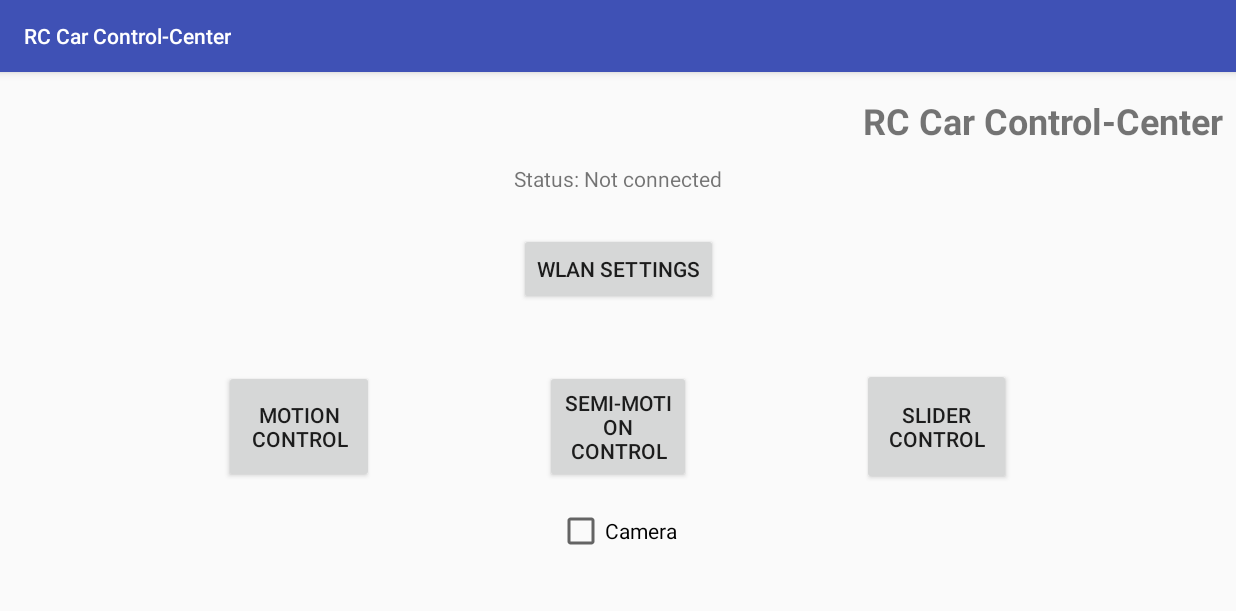
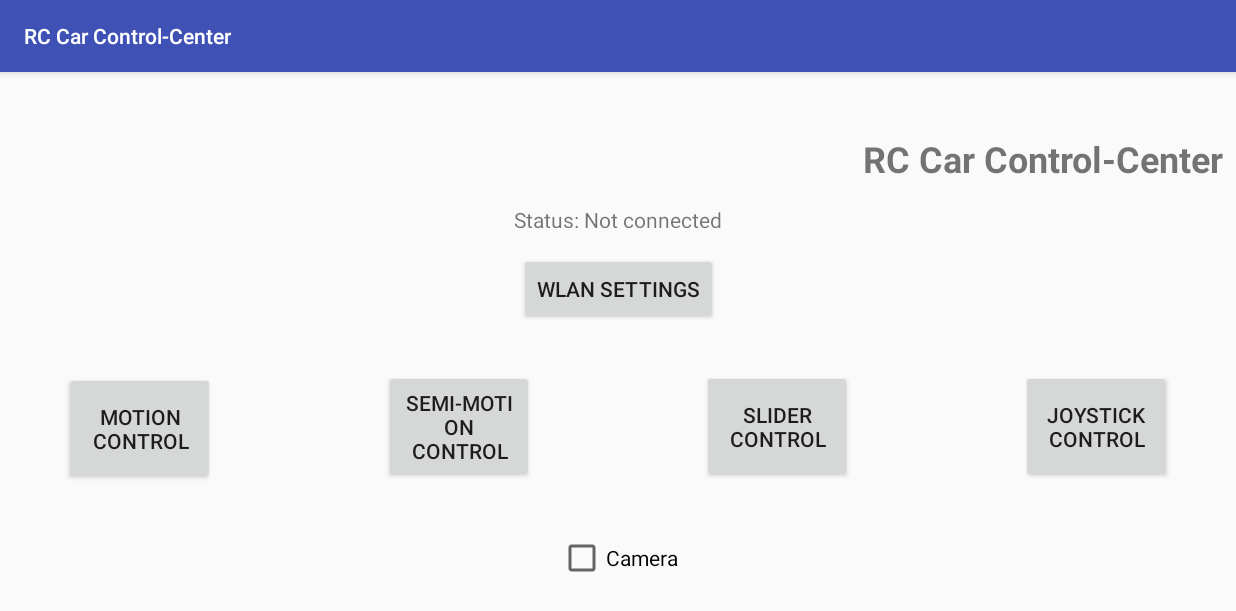
Before and after one commit to rene-langer/rccar_android, an Android app: the screen it shows after launch (MainActivity), on a phone screen of 824 x 412 dp (held sideways). Shown: the top 611 px of the screen. Run offline under Robolectric (Android 15) with nearby library versions, the phone set to English and light mode, and no system bars.

Commit message:
Button for Joystick added.

```diff
--- a/app/src/main/java/de/haw_hamburg/bachelorprojekt_rc/rccar/MainActivity.java
+++ b/app/src/main/java/de/haw_hamburg/bachelorprojekt_rc/rccar/MainActivity.java
@@ -18,7 +18,7 @@ import android.widget.TextView;
 
 
 public class MainActivity extends AppCompatActivity implements View.OnClickListener {
-    Button buttonConnect, buttonMotion, buttonSemiMotion, buttonSlider;
+    Button buttonConnect, buttonMotion, buttonSemiMotion, buttonSlider, buttonJoystick;
     TextView textViewConnected;
     CheckBox checkBoxCamera;
 
@@ -36,6 +36,8 @@ public class MainActivity extends AppCompatActivity implements View.OnClickListe
         buttonSemiMotion.setOnClickListener(this);
         buttonSlider = (Button)findViewById(R.id.buttonControlSlider);
         buttonSlider.setOnClickListener(this);
+        buttonJoystick = (Button)findViewById(R.id.buttonControlJoystick);
+        buttonJoystick.setOnClickListener(this);
 
         // Camera information
         checkBoxCamera = (CheckBox) findViewById(R.id.checkBoxCamera);
@@ -96,6 +98,12 @@ public class MainActivity extends AppCompatActivity implements View.OnClickListe
                 intentControlSemiMotion.putExtra("cameraIsChecked", checkBoxCamera.isChecked());
                 startActivity(intentControlSemiMotion);
                 break;
+            case R.id.buttonControlJoystick:
+                // go to ControlJoystickActivity
+                Intent intentControlJoystick = new Intent(this, ControlJoystickActivity.class);
+                intentControlJoystick.putExtra("cameraIsChecked", checkBoxCamera.isChecked());
+                startActivity(intentControlJoystick);
+                break;
         }
     }
 }
--- a/app/src/main/res/layout/activity_main.xml
+++ b/app/src/main/res/layout/activity_main.xml
@@ -10,10 +10,10 @@
         android:id="@+id/textView_header"
         android:layout_width="wrap_content"
         android:layout_height="wrap_content"
-        android:layout_marginBottom="8dp"
+        android:layout_marginBottom="11dp"
         android:layout_marginEnd="8dp"
-        android:layout_marginLeft="175dp"
-        android:layout_marginTop="16dp"
+        android:layout_marginStart="9dp"
+        android:layout_marginTop="8dp"
         android:text="RC Car Control-Center"
         android:textSize="24sp"
         android:textStyle="bold"
@@ -21,7 +21,7 @@
         app:layout_constraintEnd_toEndOf="parent"
         app:layout_constraintLeft_toLeftOf="parent"
         app:layout_constraintTop_toTopOf="parent"
-        app:layout_constraintVertical_bias="0.0" />
+        app:layout_constraintVertical_bias="0.106" />
 
     <Button
         android:id="@+id/buttonConnect"
@@ -36,7 +36,7 @@
         app:layout_constraintEnd_toEndOf="parent"
         app:layout_constraintStart_toStartOf="parent"
         app:layout_constraintTop_toTopOf="parent"
-        app:layout_constraintVertical_bias="0.32999998" />
+        app:layout_constraintVertical_bias="0.376" />
 
     <TextView
         android:id="@+id/textViewConnected"
@@ -51,7 +51,7 @@
         app:layout_constraintEnd_toEndOf="parent"
         app:layout_constraintStart_toStartOf="parent"
         app:layout_constraintTop_toTopOf="parent"
-        app:layout_constraintVertical_bias="0.16000003" />
+        app:layout_constraintVertical_bias="0.242" />
 
     <Button
         android:id="@+id/buttonControlMotion"
@@ -64,14 +64,14 @@
         android:text="Motion Control"
         app:layout_constraintBottom_toBottomOf="parent"
         app:layout_constraintEnd_toEndOf="parent"
-        app:layout_constraintHorizontal_bias="0.2"
+        app:layout_constraintHorizontal_bias="0.05"
         app:layout_constraintStart_toStartOf="parent"
         app:layout_constraintTop_toTopOf="parent"
-        app:layout_constraintVertical_bias="0.7" />
+        app:layout_constraintVertical_bias="0.704" />
 
     <Button
         android:id="@+id/buttonControlSemiMotion"
-        android:layout_width="97dp"
+        android:layout_width="100dp"
         android:layout_height="75dp"
         android:layout_marginBottom="8dp"
         android:layout_marginEnd="8dp"
@@ -80,14 +80,31 @@
         android:text="Semi-Motion Control"
         app:layout_constraintBottom_toBottomOf="parent"
         app:layout_constraintEnd_toEndOf="parent"
+        app:layout_constraintHorizontal_bias="0.35"
         app:layout_constraintStart_toStartOf="parent"
-        app:layout_constraintTop_toTopOf="@+id/textView_header"
-        app:layout_constraintVertical_bias="0.68" />
+        app:layout_constraintTop_toTopOf="parent"
+        app:layout_constraintVertical_bias="0.7" />
+
+    <Button
+        android:id="@+id/buttonControlJoystick"
+        android:layout_width="100dp"
+        android:layout_height="75dp"
+        android:layout_marginBottom="8dp"
+        android:layout_marginEnd="8dp"
+        android:layout_marginStart="8dp"
+        android:layout_marginTop="8dp"
+        android:text="Joystick Control"
+        app:layout_constraintBottom_toBottomOf="parent"
+        app:layout_constraintEnd_toEndOf="parent"
+        app:layout_constraintHorizontal_bias="0.95"
+        app:layout_constraintStart_toStartOf="parent"
+        app:layout_constraintTop_toTopOf="parent"
+        app:layout_constraintVertical_bias="0.7" />
 
     <Button
         android:id="@+id/buttonControlSlider"
-        android:layout_width="99dp"
-        android:layout_height="78dp"
+        android:layout_width="100dp"
+        android:layout_height="75dp"
         android:layout_marginBottom="8dp"
         android:layout_marginEnd="8dp"
         android:layout_marginStart="8dp"
@@ -95,7 +112,7 @@
         android:text="Slider Control"
         app:layout_constraintBottom_toBottomOf="parent"
         app:layout_constraintEnd_toEndOf="parent"
-        app:layout_constraintHorizontal_bias="0.8"
+        app:layout_constraintHorizontal_bias="0.65"
         app:layout_constraintStart_toStartOf="parent"
         app:layout_constraintTop_toTopOf="parent"
         app:layout_constraintVertical_bias="0.7" />
@@ -104,13 +121,15 @@
         android:id="@+id/checkBoxCamera"
         android:layout_width="wrap_content"
         android:layout_height="wrap_content"
+        android:layout_marginBottom="24dp"
         android:layout_marginEnd="8dp"
         android:layout_marginStart="8dp"
-        android:layout_marginTop="16dp"
+        android:layout_marginTop="124dp"
         android:text="Camera"
-        app:layout_constraintEnd_toEndOf="@+id/buttonControlSemiMotion"
-        app:layout_constraintHorizontal_bias="0.0"
-        app:layout_constraintStart_toStartOf="@+id/buttonControlSemiMotion"
-        app:layout_constraintTop_toBottomOf="@+id/buttonControlSemiMotion" />
+        app:layout_constraintBottom_toBottomOf="parent"
+        app:layout_constraintEnd_toEndOf="parent"
+        app:layout_constraintStart_toStartOf="parent"
+        app:layout_constraintTop_toBottomOf="@+id/buttonConnect"
+        app:layout_constraintVertical_bias="1.0" />
 
 </android.support.constraint.ConstraintLayout>
```
Also changed, not shown: app/src/main/java/de/haw_hamburg/bachelorprojekt_rc/rccar/ControlJoystickActivity.java (+84 -59 lines), app/src/main/java/de/haw_hamburg/bachelorprojekt_rc/rccar/ControlMotionActivity.java (+18 -18 lines), app/src/main/java/de/haw_hamburg/bachelorprojekt_rc/rccar/ControlSemiMotionActivity.java (+16 -16 lines), app/src/main/java/de/haw_hamburg/bachelorprojekt_rc/rccar/ControlSliderActivity.java (+18 -18 lines), app/src/main/res/layout/activity_control_joystick.xml (+12 -2 lines).
